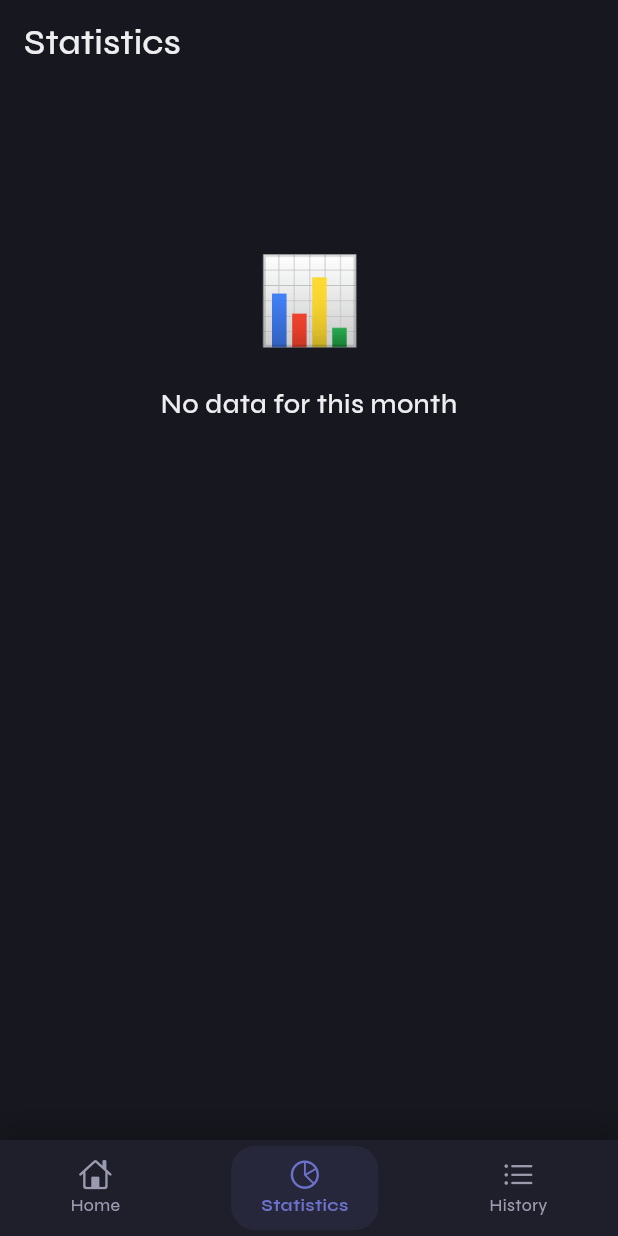
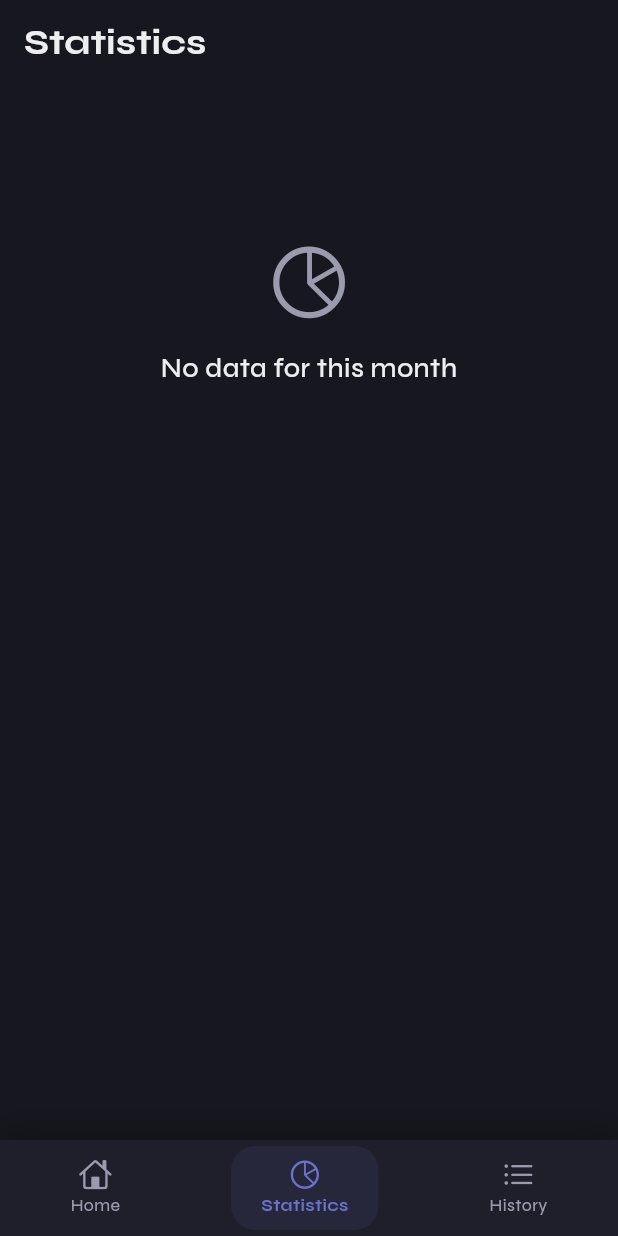
Before and after one commit to sabihaniaz7/Expense-Tracker-Flutter, a Flutter app: the screen it shows after launch, item 2 of the bottom bar chosen, on a phone screen of 412 x 824 dp. Run offline on Flutter 3.47's test engine with Material 3 defaults, Android fonts, the phone set to English and light mode, and no system bars; our stand-ins replace fl_chart, hive, hive_flutter, shared_preferences; accounts and stored records are empty.

Commit message:
fix resolve UI issues

```diff
--- a/lib/screens/statistics_screen.dart
+++ b/lib/screens/statistics_screen.dart
@@ -1,6 +1,7 @@
 import 'package:expense_tracker/providers/expense_provider.dart';
 import 'package:expense_tracker/theme/app_theme.dart';
 import 'package:fl_chart/fl_chart.dart';
+import 'package:flutter/cupertino.dart';
 import 'package:flutter/material.dart';
 import 'package:intl/intl.dart';
 import 'package:provider/provider.dart';
@@ -48,6 +49,7 @@ class _StatisticsScreenState extends State<StatisticsScreen> {
     final income = _selectedMonth != null
         ? provider.getIncomeForMonth(_selectedMonth!)
         : 0.0;
+    final remaining = (income - total).clamp(0.0, double.infinity);
     final sortedBreakdown = breakdown.entries.toList()
       ..sort((a, b) => b.value.compareTo(a.value));
 
@@ -55,13 +57,17 @@ class _StatisticsScreenState extends State<StatisticsScreen> {
     //     ? sortedBreakdown.first
     //     : null;
 
-    // Get previous month comparison
-    double previousTotal = 0;
-    if (_selectedMonth != null && months.length > 1) {
-      final idx = months.indexOf(_selectedMonth!);
-      if (idx < months.length - 1) {
-        previousTotal = provider.getTotalExpensesForMonth(months[idx + 1]);
-      }
+    // Pie sections: expense categories + income-remaining slice
+    // Centre label changes based on touched slice
+    String centerTop = fmt.format(total);
+    String centerBottom = 'spent';
+    if (_touchedIndex >= 0 && _touchedIndex < sortedBreakdown.length) {
+      final cat = sortedBreakdown[_touchedIndex];
+      centerTop = fmt.format(cat.value);
+      centerBottom = cat.key;
+    } else if (_touchedIndex == sortedBreakdown.length && income > 0) {
+      centerTop = fmt.format(remaining);
+      centerBottom = 'remaining';
     }
 
     return SafeArea(
@@ -78,7 +84,7 @@ class _StatisticsScreenState extends State<StatisticsScreen> {
                 'Statistics',
                 style: TextStyle(
                   color: textColor,
-                  fontWeight: FontWeight.w500,
+                  fontWeight: FontWeight.w600,
                   fontSize: 24,
                 ),
               ),
@@ -88,7 +94,7 @@ class _StatisticsScreenState extends State<StatisticsScreen> {
               child: SizedBox(
                 height: 44,
                 child: ListView.builder(
-                  padding: const .symmetric(horizontal: 20),
+                  padding: const EdgeInsets.symmetric(horizontal: 20),
                   scrollDirection: Axis.horizontal,
                   itemCount: months.length,
                   itemBuilder: (context, i) {
@@ -104,25 +110,43 @@ class _StatisticsScreenState extends State<StatisticsScreen> {
                       }),
                       child: AnimatedContainer(
                         duration: const Duration(milliseconds: 200),
-                        margin: const .only(right: 8),
-                        padding: const .symmetric(horizontal: 16),
+                        margin: const EdgeInsets.only(right: 8),
+                        padding: const EdgeInsets.symmetric(horizontal: 16),
                         decoration: BoxDecoration(
+                          // color: isSelected
+                          //     ? AppTheme.neonPurple
+                          //     : (isDark ? AppTheme.darkCard : Colors.white),
+                          borderRadius: BorderRadius.circular(22),
+                          gradient: isSelected
+                              ? const LinearGradient(
+                                  colors: [
+                                    AppTheme.neonPurple,
+                                    AppTheme.neonPink,
+                                  ],
+                                )
+                              : null,
                           color: isSelected
-                              ? AppTheme.neonPurple
+                              ? null
                               : (isDark ? AppTheme.darkCard : Colors.white),
-                          borderRadius: BorderRadius.circular(22),
-                          border: Border.all(
-                            color: isSelected
-                                ? AppTheme.neonPurple
-                                : Colors.transparent,
+                          boxShadow: isSelected
+                              ? [
+                                  BoxShadow(
+                                    color: AppTheme.neonPurple.withValues(
+                                      alpha: 0.35,
                                     ),
+                                    blurRadius: 10,
+                                    offset: const Offset(0, 3),
                                   ),
+                                ]
+                              : null,
+                        ),
+
                         child: Center(
                           child: Text(
                             label,
                             style: TextStyle(
                               color: isSelected ? Colors.white : subColor,
-                              fontWeight: .w500,
+                              fontWeight: FontWeight.w500,
                               fontSize: 13,
                             ),
                           ),
@@ -139,7 +163,7 @@ class _StatisticsScreenState extends State<StatisticsScreen> {
                   padding: const EdgeInsets.symmetric(vertical: 60),
                   child: Column(
                     children: [
-                      const Text('📊', style: TextStyle(fontSize: 56)),
+                      Icon(CupertinoIcons.chart_pie, size: 56, color: subColor),
                       const SizedBox(height: 16),
                       Text(
                         'No data for this month',
@@ -157,17 +181,16 @@ class _StatisticsScreenState extends State<StatisticsScreen> {
               // Pie Chart card
               SliverToBoxAdapter(
                 child: Container(
-                  margin: const .all(20),
-                  padding: const .all(24),
+                  margin: const EdgeInsets.fromLTRB(20, 20, 20, 0),
+                  padding: const EdgeInsets.all(24),
                   decoration: BoxDecoration(
                     color: cardColor,
                     borderRadius: BorderRadius.circular(24),
                   ),
                   child: Column(
-                    crossAxisAlignment: .start,
                     children: [
                       Row(
-                        mainAxisAlignment: .spaceBetween,
+                        mainAxisAlignment: MainAxisAlignment.spaceBetween,
                         children: [
                           Text(
                             DateFormat(
@@ -175,24 +198,40 @@ class _StatisticsScreenState extends State<StatisticsScreen> {
                             ).format(DateTime.parse('$_selectedMonth-01')),
                             style: TextStyle(
                               fontSize: 20,
-                              fontWeight: .w500,
+                              fontWeight: FontWeight.w500,
                               color: textColor,
+                            ),
+                          ),
+                          Column(
+                            crossAxisAlignment: CrossAxisAlignment.end,
+                            children: [
+                              Text(
+                                '+ ${fmt.format(income)}',
+                                style: TextStyle(
+                                  fontSize: 16,
+                                  fontWeight: FontWeight.w500,
+                                  color: AppTheme.safeGreen,
                                 ),
                               ),
                               Text(
                                 '- ${fmt.format(total)}',
                                 style: const TextStyle(
-                              fontSize: 18,
+                                  fontSize: 16,
                                   fontWeight: FontWeight.w500,
                                   color: AppTheme.dangerRed,
                                 ),
                               ),
                             ],
                           ),
-                      const SizedBox(height: 24),
+                        ],
+                      ),
+                      const SizedBox(height: 20),
                       SizedBox(
                         height: 220,
-                        child: PieChart(
+                        child: Stack(
+                          alignment: Alignment.center,
+                          children: [
+                            PieChart(
                               PieChartData(
                                 sections: sortedBreakdown.asMap().entries.map((
                                   entry,
@@ -206,7 +245,7 @@ class _StatisticsScreenState extends State<StatisticsScreen> {
                                     color: color,
                                     value: val,
                                     title: isTouched
-                                    ? '${(val / total * 100).toStringAsFixed(1)}%'
+                                        ? '${(val / (income > 0 ? income : total) * 100).toStringAsFixed(1)}%'
                                         : '',
                                     radius: isTouched ? 90 : 75,
                                     titleStyle: const TextStyle(
@@ -220,7 +259,8 @@ class _StatisticsScreenState extends State<StatisticsScreen> {
                                   touchCallback: (event, pieTouchResponse) {
                                     setState(() {
                                       if (pieTouchResponse == null ||
-                                      pieTouchResponse.touchedSection == null) {
+                                          pieTouchResponse.touchedSection ==
+                                              null) {
                                         _touchedIndex = -1;
                                       } else {
                                         _touchedIndex = pieTouchResponse
@@ -235,38 +275,30 @@ class _StatisticsScreenState extends State<StatisticsScreen> {
                                 sectionsSpace: 3,
                               ),
                             ),
+                            // Centre label
+                            Column(
+                              mainAxisSize: MainAxisSize.min,
+                              children: [
+                                Text(
+                                  centerTop,
+                                  style: TextStyle(
+                                    fontSize: 18,
+                                    fontWeight: FontWeight.w500,
+                                    color: textColor,
+                                  ),
+                                ),
+                                Text(
+                                  centerBottom,
+                                  style: TextStyle(
+                                    fontSize: 12,
+                                    fontWeight: FontWeight.w500,
+                                    color: subColor,
+                                  ),
+                                  textAlign: TextAlign.center,
                                 ),
                               ],
                             ),
-                ),
-              ),
-              // Summary stats
-              SliverToBoxAdapter(
-                child: Padding(
-                  padding: const .symmetric(horizontal: 20),
-                  child: Row(
-                    children: [
-                      Expanded(
-                        child: _SummaryChip(
-                          label: 'Income',
-                          value: fmt.format(income),
-                          color: AppTheme.safeGreen,
-                          isDark: isDark,
-                        ),
-                      ),
-                      const SizedBox(width: 12),
-                      Expanded(
-                        child: _SummaryChip(
-                          label: 'vs Last Month',
-                          value: previousTotal == 0
-                              ? 'N/A'
-                              : total > previousTotal
-                              ? '+${fmt.format(total - previousTotal)}'
-                              : '-${fmt.format(previousTotal - total)}',
-                          color: total > previousTotal
-                              ? AppTheme.dangerRed
-                              : AppTheme.safeGreen,
-                          isDark: isDark,
+                          ],
                         ),
                       ),
                     ],
@@ -300,14 +332,14 @@ class _StatisticsScreenState extends State<StatisticsScreen> {
               //             ),
               //             const SizedBox(width: 12),
               //             Column(
-              //               crossAxisAlignment: .start,
+              //               crossAxisAlignment: CrossAxisAlignment.start,
               //               children: [
               //                 Text(
               //                   'Highest Spending',
               //                   style: TextStyle(
               //                     fontSize: 13,
               //                     color: subColor,
-              //                     fontWeight: .w500,
+              //                     fontWeight: FontWeight.w500,
               //                   ),
               //                 ),
               //                 Text(
@@ -337,7 +369,7 @@ class _StatisticsScreenState extends State<StatisticsScreen> {
               // Category breakdown list
               SliverToBoxAdapter(
                 child: Padding(
-                  padding: const EdgeInsets.fromLTRB(20, 20, 20, 4),
+                  padding: const EdgeInsets.fromLTRB(20, 12, 20, 4),
                   child: Text(
                     'Breakdown',
                     style: TextStyle(
@@ -360,7 +392,7 @@ class _StatisticsScreenState extends State<StatisticsScreen> {
                         setState(() => _touchedIndex = isTouched ? -1 : i),
                     child: AnimatedContainer(
                       duration: const Duration(milliseconds: 200),
-                      margin: EdgeInsets.fromLTRB(20, 0, 20, 10),
+                      margin: const EdgeInsets.fromLTRB(20, 0, 20, 10),
                       padding: const EdgeInsets.all(16),
                       decoration: BoxDecoration(
                         color: isTouched
@@ -396,17 +428,17 @@ class _StatisticsScreenState extends State<StatisticsScreen> {
                                     Text(
                                       entry.key,
                                       style: TextStyle(
-                                        fontWeight: FontWeight.w600,
+                                        fontWeight: FontWeight.w500,
                                         color: textColor,
-                                        fontSize: 14,
+                                        fontSize: 15,
                                       ),
                                     ),
                                     Text(
                                       fmt.format(entry.value),
                                       style: TextStyle(
-                                        fontWeight: FontWeight.w700,
+                                        fontWeight: FontWeight.w500,
                                         color: textColor,
-                                        fontSize: 14,
+                                        fontSize: 15,
                                       ),
                                     ),
                                   ],
@@ -429,6 +461,7 @@ class _StatisticsScreenState extends State<StatisticsScreen> {
                                   style: TextStyle(
                                     fontSize: 11,
                                     color: subColor,
+                                    fontWeight: FontWeight.w500,
                                   ),
                                 ),
                               ],
@@ -448,46 +481,3 @@ class _StatisticsScreenState extends State<StatisticsScreen> {
     );
   }
 }
-
-class _SummaryChip extends StatelessWidget {
-  final String label;
-  final String value;
-  final Color color;
-  final bool isDark;
-
-  const _SummaryChip({
-    required this.label,
-    required this.value,
-    required this.color,
-    required this.isDark,
-  });
-  @override
-  Widget build(BuildContext context) {
-    return Container(
-      padding: const EdgeInsets.symmetric(horizontal: 16, vertical: 12),
-      decoration: BoxDecoration(
-        color: color.withValues(alpha: 0.1),
-        borderRadius: BorderRadius.circular(14),
-        border: Border.all(color: color.withValues(alpha: 0.2)),
-      ),
-      child: Column(
-        crossAxisAlignment: .start,
-        children: [
-          Text(
-            label,
-            style: TextStyle(fontSize: 13, color: color.withValues(alpha: 0.8)),
-          ),
-          const SizedBox(height: 1),
-          Text(
-            value,
-            style: TextStyle(
-              fontSize: 16,
-              fontWeight: FontWeight.w500,
-              color: color,
-            ),
-          ),
-        ],
-      ),
-    );
-  }
-}
```
Lines whose indentation alone changed are shown as unchanged.
